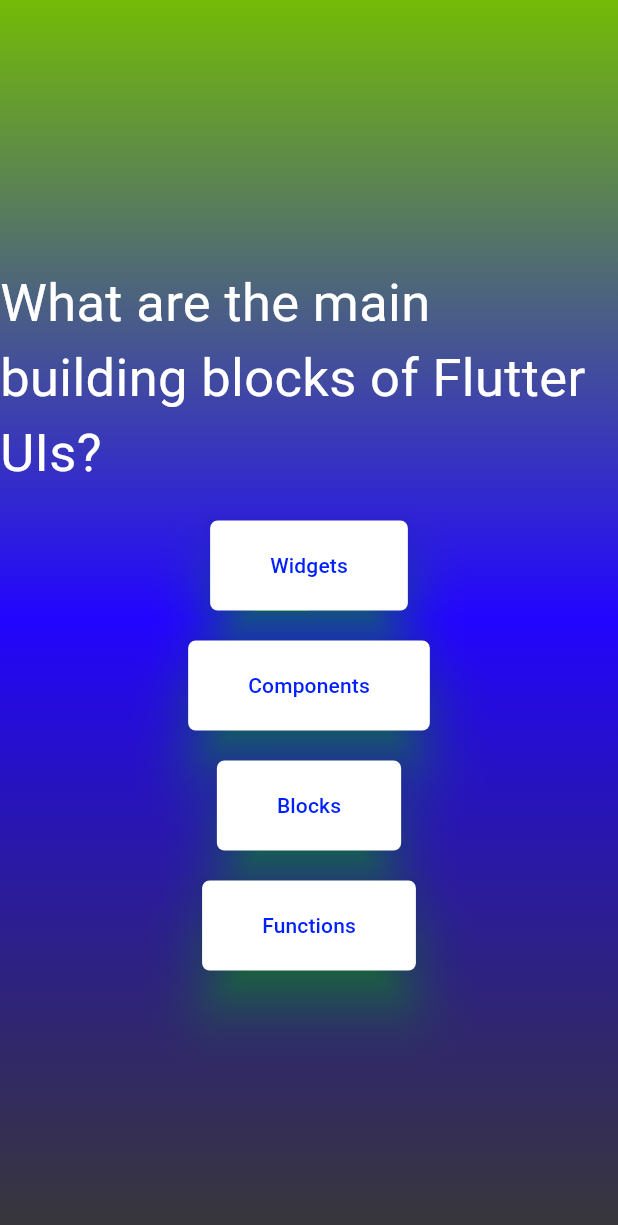
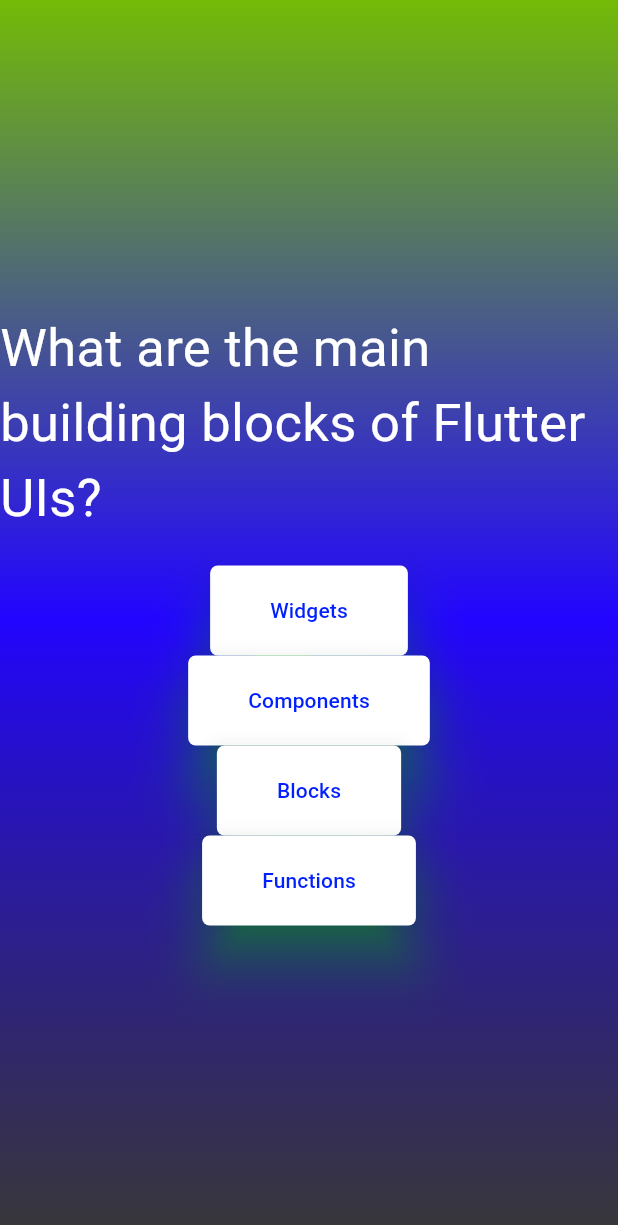
Before and after one commit to lukaszgrajczyk/quiz_app, a Flutter app: the screen it shows after launch, after a tap on "Start Quiz", on a phone screen of 412 x 824 dp. Shown: the top 1225 px of the screen. Run offline on Flutter 3.47's test engine with Material 3 defaults, Android fonts, the phone set to English and light mode, and no system bars.

Commit message:
Map & spread List of answers

```diff
--- a/lib/answer_button.dart
+++ b/lib/answer_button.dart
@@ -1,7 +1,7 @@
 import 'package:flutter/material.dart';
 
 class AnswerButton extends StatelessWidget {
-  const AnswerButton({required this.onTap, required this.btnTxt, super.key});
+  const AnswerButton({required this.btnTxt, required this.onTap, super.key});
 
   final Function() onTap;
   final String btnTxt;
--- a/lib/data/questions_data.dart
+++ b/lib/data/questions_data.dart
@@ -1,11 +1,10 @@
 import 'package:quiz_app/models/questions_model.dart';
 
 List<QuestionsModel> questions = [
-  //list currentQuestions = question [0] -zestaw pierwszy pytan
   QuestionsModel(
-    'What are the main building blocks of Flutter UIs?', //question.text
+    'What are the main building blocks of Flutter UIs?',
     [
-      'Widgets', //anwerButton [0] //questions.answers[0]
+      'Widgets',
       'Components',
       'Blocks',
       'Functions',
--- a/lib/questions_screen.dart
+++ b/lib/questions_screen.dart
@@ -20,26 +20,8 @@ class QuestionsScreen extends StatelessWidget {
             style: const TextStyle(fontSize: 35, color: Colors.white),
           ),
           const SizedBox(height: 20),
-          AnswerButton(
-            onTap: () {},
-            btnTxt: currentQuestion.answers[0], //odpowiedz 1
-          ),
-          const SizedBox(height: 20),
-          AnswerButton(
-            onTap: () {},
-            btnTxt: currentQuestion.answers[1],
-          ),
-          const SizedBox(height: 20),
-          AnswerButton(
-            onTap: () {},
-            btnTxt: currentQuestion.answers[2],
-          ),
-          const SizedBox(height: 20),
-          AnswerButton(
-            onTap: () {},
-            btnTxt: currentQuestion.answers[3],
-          ),
-          //for ()...[]
+          ...currentQuestion.answers.map(
+              (itemAnswer) => AnswerButton(btnTxt: itemAnswer, onTap: () {})),
         ],
       ),
     );
```
